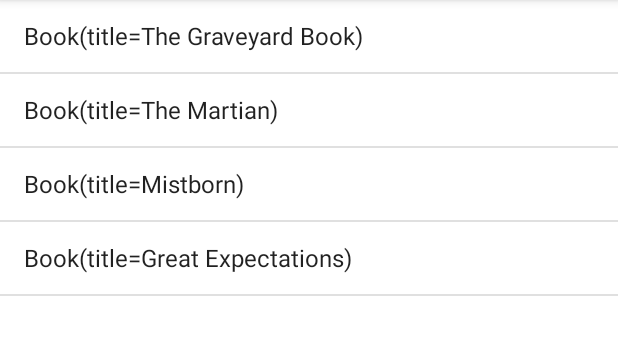
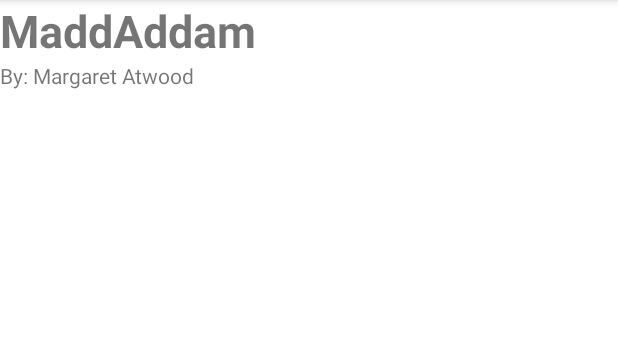
Before and after one commit to LayeredCake/library, an Android app: the screen it shows after launch (MainActivity), on a phone screen of 412 x 824 dp, the part 84-439 px from its top. Run offline under Robolectric (Android 15) with nearby library versions, the phone set to English and light mode, and no system bars.

Commit message:
Created a layout to view book data

```diff
--- a/app/src/main/java/com/example/libraryapp/Book.kt
+++ b/app/src/main/java/com/example/libraryapp/Book.kt
@@ -1,5 +1,5 @@
 package layout
 
-data class Book(val title: String){
+data class Book(val title: String, val author: String){
 
 }
--- a/app/src/main/java/com/example/libraryapp/MainActivity.kt
+++ b/app/src/main/java/com/example/libraryapp/MainActivity.kt
@@ -4,16 +4,17 @@ import androidx.appcompat.app.AppCompatActivity
 import android.os.Bundle
 import android.widget.ArrayAdapter
 import android.widget.ListView
+import android.widget.TextView
 import layout.Book
 
 class MainActivity : AppCompatActivity() {
-    val books = arrayOf<Book>(Book("The Graveyard Book"), Book("The Martian"), Book("Mistborn"), Book("Great Expectations"))
-
+    val book = Book("MaddAddam", "Margaret Atwood")
     override fun onCreate(savedInstanceState: Bundle?) {
         super.onCreate(savedInstanceState)
         setContentView(R.layout.activity_main)
-        val arrayAdapter = ArrayAdapter<Book>(this, android.R.layout.simple_list_item_1, books)
-        val listView: ListView = findViewById(R.id.listView)
-        listView.adapter = arrayAdapter
+        val title: TextView = findViewById(R.id.titleView)
+        title.text = book.title
+        val author: TextView = findViewById(R.id.authorView)
+        author.text = "By: " + book.author
     }
 }
--- a/app/src/main/res/layout/activity_main.xml
+++ b/app/src/main/res/layout/activity_main.xml
@@ -6,10 +6,22 @@
     android:layout_height="match_parent"
     tools:context="com.example.libraryapp.MainActivity">
 
-    <ListView
-        android:id="@+id/listView"
+    <TextView
+        android:id="@+id/titleView"
         android:layout_width="match_parent"
-        android:layout_height="match_parent" />
+        android:layout_height="wrap_content"
+        android:text=""
+        android:textStyle="bold"
+        android:textSize="30sp"
+        app:layout_constraintTop_toTopOf="parent"
+        tools:layout_editor_absoluteX="0dp" />
 
+    <TextView
+        android:id="@+id/authorView"
+        android:layout_width="match_parent"
+        android:layout_height="wrap_content"
+        android:text=""
+        app:layout_constraintTop_toBottomOf="@+id/titleView"
+        tools:layout_editor_absoluteX="0dp" />
 
 </androidx.constraintlayout.widget.ConstraintLayout>
```
